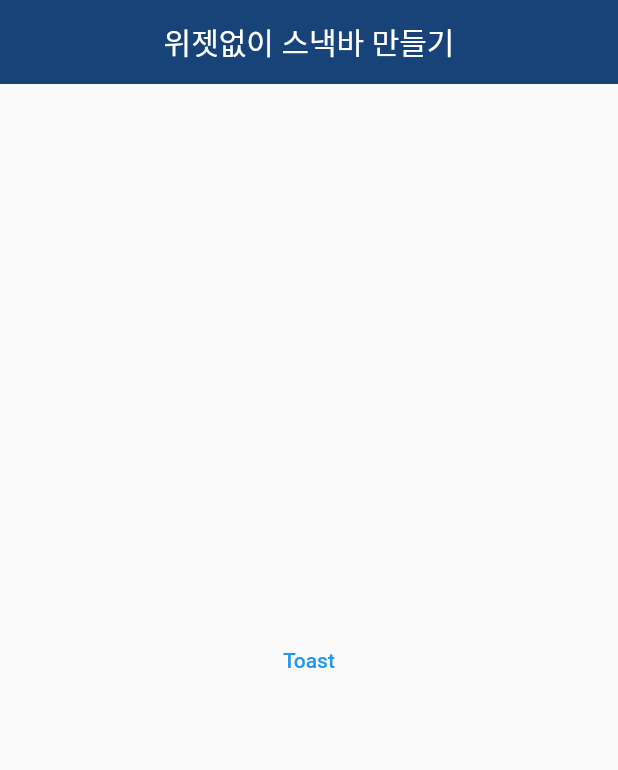
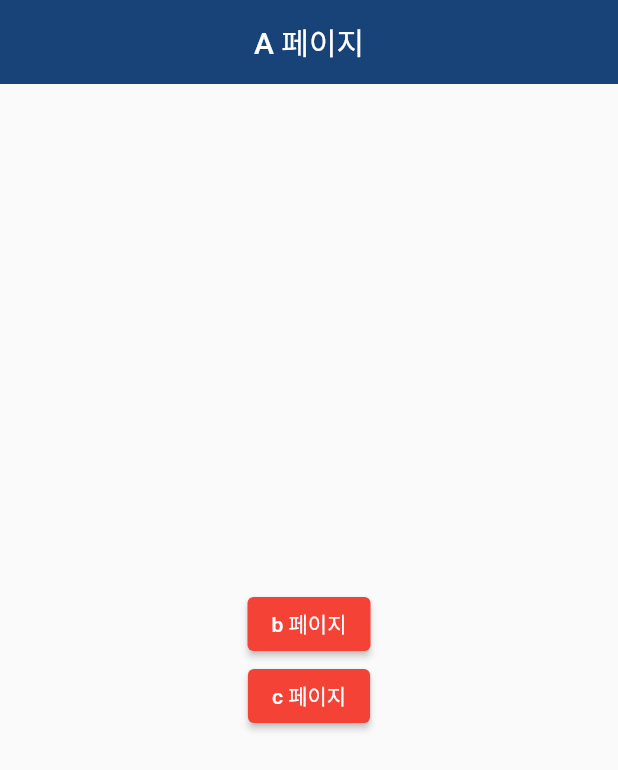
Before and after one commit to ria0617/myfirstflutterproject, a Flutter app: the screen it shows after launch, on a phone screen of 412 x 824 dp. Shown: the top 770 px of the screen. Run offline on Flutter 3.47's test engine with Material 2 defaults, Android fonts, the phone set to English and light mode, and no system bars.

Commit message:
페이지 이동하기

```diff
--- /dev/null
+++ b/lib/ScreanA.dart
@@ -0,0 +1,41 @@
+import 'package:flutter/material.dart';
+
+class ScreanA extends StatelessWidget {
+  const ScreanA({Key? key}) : super(key: key);
+
+  @override
+  Widget build(BuildContext context) {
+    return Scaffold(
+      appBar: AppBar(
+        backgroundColor: Color(0xFF174378),
+        title: Text('A 페이지'),
+        centerTitle: true,
+        elevation: 0.0,
+      ),
+      body: Center(
+        child: Column(
+          mainAxisAlignment: MainAxisAlignment.center,
+          children: [
+            ElevatedButton(
+              style: ButtonStyle(
+                backgroundColor: MaterialStateProperty.all(Colors.red),
+              ),
+                child: Text('b 페이지'),
+                onPressed: () {
+                  Navigator.pushNamed(context, '/b');
+                }),
+
+            ElevatedButton(
+                style: ButtonStyle(
+                  backgroundColor: MaterialStateProperty.all(Colors.red),
+                ),
+                child: Text('c 페이지'),
+                onPressed: () {
+                  Navigator.pushNamed(context, '/c');
+                }),
+          ],
+        ),
+      ),
+    );
+  }
+}
--- a/lib/main.dart
+++ b/lib/main.dart
@@ -2,7 +2,9 @@ import 'dart:ui';
 
 import 'package:flutter/cupertino.dart';
 import 'package:flutter/material.dart';
-import 'package:fluttertoast/fluttertoast.dart';
+import 'package:myfirstflutterproject/ScreanA.dart';
+import 'package:myfirstflutterproject/ScreanB.dart';
+import 'ScreanC.dart';
 
 void main() => runApp(MyApp());
 
@@ -17,74 +19,61 @@ class MyApp extends StatelessWidget {
         theme: ThemeData(
           primarySwatch: Colors.red
         ),
-      home: MyPage(),
+      initialRoute: '/',
+      routes: {
+        '/': (context) => ScreanA(),
+        '/b': (context) => ScreanB(),
+        '/c': (context) => ScreanC(),
+      },
     );
   }
 }
 
 
-class MyPage extends StatelessWidget {
-  const MyPage({Key? key}) : super(key: key);
+class FirstPage extends StatelessWidget {
+  const FirstPage({Key? key}) : super(key: key);
 
   @override
-  Widget build(BuildContext context) {
+  Widget build(BuildContext context2) {
     return Scaffold(
       appBar: AppBar(
         backgroundColor: Color(0xFF174378),
-        title: Text('위젯없이 스낵바 만들기'),
+        title: Text('첫번째 페이지'),
         centerTitle: true,
         elevation: 0.0,
       ),
       body: Center(
-        //child: MySnacBar(),
-        child: TextButton(
-          onPressed: () {
-            flutterToast();
-          },
-          child: Text(
-            'Toast',
-            style: TextStyle(
-              color: Colors.blue,
-            ),
-          ),
-        ),
+        child: ElevatedButton(
+          child: Text('다음페이지'),
+            onPressed: (){
+              Navigator.push(context2,
+                  MaterialPageRoute(
+                  //필요 없는 매개변수는 _ 치환가능
+                  builder: (_) => SecondPage()));
+            }),
         ),
     );
   }
 }
 
-void flutterToast(){
-  Fluttertoast.showToast(msg: '플러터',
-  gravity: ToastGravity.BOTTOM,
-    backgroundColor: Colors.redAccent,
-    fontSize: 20.0,
-    textColor: Colors.white,
-    toastLength: Toast.LENGTH_SHORT
-  );
-}
-
-//스낵바 함수
-class MySnacBar extends StatelessWidget {
-  const MySnacBar({Key? key}) : super(key: key);
+class SecondPage extends StatelessWidget {
+  const SecondPage({Key? key}) : super(key: key);
 
   @override
-  Widget build(BuildContext context) {
-    return Center(
+  Widget build(BuildContext ctx) {
+    return Scaffold(
+      appBar: AppBar(
+        backgroundColor: Color(0xFF174378),
+        title: Text('두번째 페이지'),
+        centerTitle: true,
+        elevation: 0.0,
+      ),
+      body: Center(
         child: ElevatedButton(
-        child: Text('show me'),
-        onPressed: () {
-          ScaffoldMessenger.of(context).showSnackBar(
-            SnackBar(
-              content: Text(
-                'Hello', //스낵바 표시 텍스트
-                textAlign: TextAlign.center, //스낵바 글자 정렬
-                style: TextStyle(color: Colors.white), //스낵바 글자 색상
-              ),
-              backgroundColor: Colors.teal, //스낵바 배경색상
-              duration: Duration(milliseconds: 1000), //스낵바 유지시간
-            ),
-          );
-        },
+          child: Text('이전페이지'),
+          onPressed: (){
+            Navigator.pop(ctx);
+          }),
       ),
     );
   }
```
Also changed, not shown: lib/ScreanB.dart (added, +20 -0 lines), lib/ScreanC.dart (added, +20 -0 lines). Lines whose indentation alone changed are shown as unchanged.
